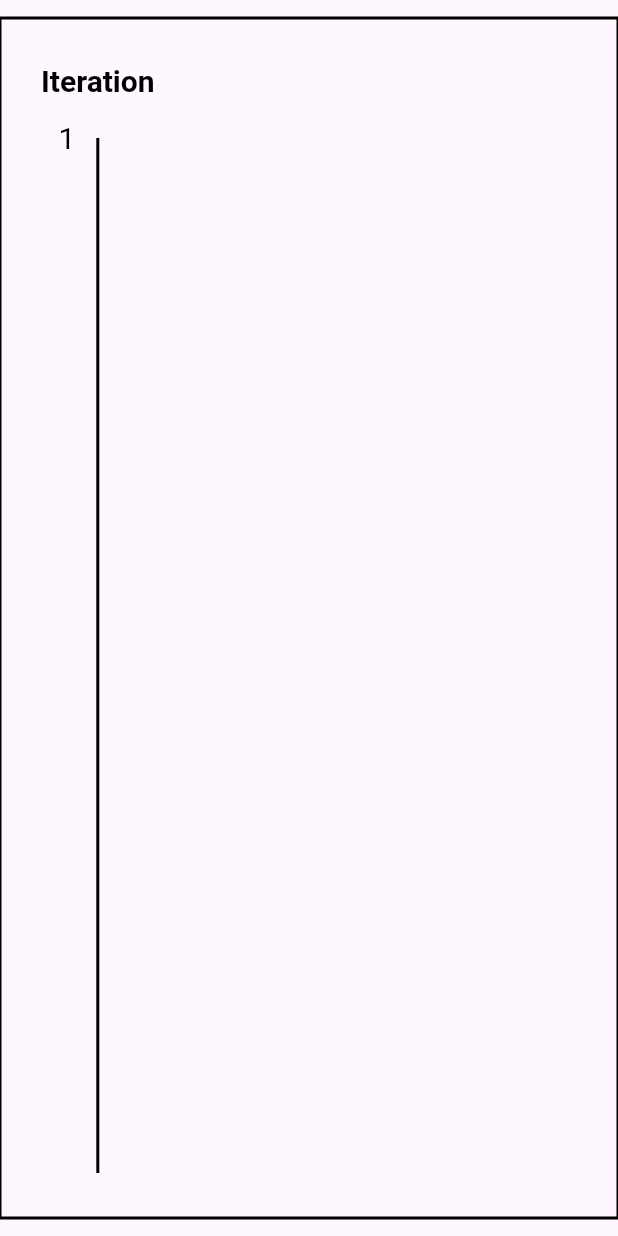
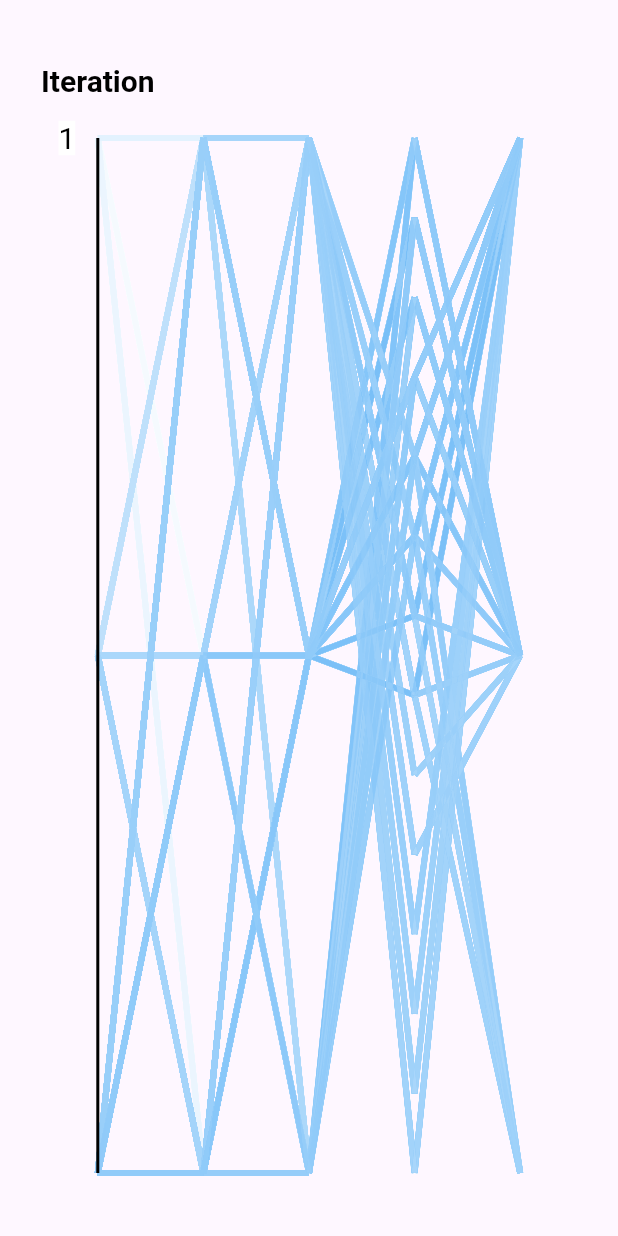
Before and after one commit to ConnectionOuOb/ParaFigure, a Flutter app: the screen it shows after launch, on a phone screen of 412 x 824 dp. Run offline on Flutter 3.47's test engine with Material 3 defaults, Android fonts, the phone set to English and light mode, and no system bars.

Commit message:
Render function

```diff
--- a/lib/painter.dart
+++ b/lib/painter.dart
@@ -1,12 +1,15 @@
+import 'dart:ui';
 import 'package:flutter/material.dart';
 
 class FigPainter extends CustomPainter {
+  final int numLayer;
   final double padding;
   final double paddingParaName;
   final Map<double, List<int>> combinations;
   final Map<String, List<String>> parameters;
 
   FigPainter({
+    required this.numLayer,
     required this.padding,
     required this.paddingParaName,
     required this.combinations,
@@ -15,9 +18,9 @@
 
   @override
   void paint(Canvas canvas, Size size) {
+    _drawLine(canvas, size);
+    _drawAxis(canvas, size);
     _drawBorder(canvas, size);
-    _drawAxis(canvas, size);
-    /*_drawLine(canvas, size);*/
   }
 
   _drawBorder(canvas, size) {
@@ -45,10 +48,10 @@
       textDirection: TextDirection.ltr,
     );
 
+    double verticalStart = paddingParaName + padding;
+    double verticalInterval = size.height - padding * 2 - paddingParaName;
     double horizontalInterval = (size.width - padding * 2) / parameters.keys.length;
     double horizontalPointer = padding + horizontalInterval / 2;
-    double verticalStart = paddingParaName + padding;
-    double verticalInterval = size.height - padding * 2 - paddingParaName;
 
     for (var p in parameters.keys) {
       canvas.drawLine(
@@ -79,11 +82,21 @@
       double paramNamePointer = verticalStart;
 
       for (var paraValue in paramNames) {
+        // draw background of text
         textPainter.text = TextSpan(
           text: paraValue,
           style: const TextStyle(color: Colors.black, fontSize: 20),
         );
         textPainter.layout();
+
+        canvas.drawRect(
+          Rect.fromPoints(
+            Offset(horizontalPointer - textPainter.width - 15, paramNamePointer - textPainter.height / 2),
+            Offset(horizontalPointer - 15, paramNamePointer + textPainter.height / 2),
+          ),
+          Paint()..color = Colors.white,
+        );
+
         textPainter.paint(
           canvas,
           Offset(
@@ -105,13 +118,45 @@
     }
   }
 
-/*
   _drawLine(canvas, size) {
-    var paint = Paint()..color = Colors.blue;
+    int index = 0;
+    double cutoffLayer = numLayer > 0 ? 1 / numLayer : 0;
+    double cutoffIndex = combinations.length / numLayer;
+    double verticalStart = paddingParaName + padding;
+    double verticalInterval = size.height - padding * 2 - paddingParaName;
+    double horizontalInterval = (size.width - padding * 2) / parameters.keys.length;
 
-    for (var inst in instances) {}
+    for (var combination in combinations.entries) {
+      double horizontalPointer = padding + horizontalInterval / 2;
+      List<Offset> points = [];
+
+      for (var paraIndex = 0; paraIndex < parameters.keys.length; paraIndex++) {
+        int numArgs = (parameters[parameters.keys.elementAt(paraIndex)] ?? []).length;
+
+        points.add(
+          Offset(
+            horizontalPointer,
+            verticalStart + verticalInterval / (numArgs - 1) * combination.value[paraIndex],
+          ),
+        );
+
+        horizontalPointer += horizontalInterval;
+      }
+
+      canvas.drawPoints(
+        PointMode.polygon,
+        points,
+        Paint()
+          ..color = Colors.blue.withOpacity(cutoffLayer == 0 ? index / combinations.length : ((index / cutoffIndex).floor() + 1) * cutoffLayer)
+          ..blendMode = BlendMode.srcOut
+          ..style = PaintingStyle.fill
+          ..strokeWidth = 4,
+      );
+
+      index++;
+    }
   }
-*/
+
   @override
   bool shouldRepaint(CustomPainter oldDelegate) => false;
 }
--- a/lib/text2fig.dart
+++ b/lib/text2fig.dart
@@ -4,6 +4,7 @@
 class Text2Figure extends StatefulWidget {
   final int setIndex;
   final int endIndex;
+  final int numLayer;
   final double padding;
   final double paddingParaName;
   final String resource;
@@ -13,6 +14,7 @@
     required this.setIndex,
     required this.endIndex,
     required this.resource,
+    this.numLayer = 0,
     this.padding = 30,
     this.paddingParaName = 50,
   });
@@ -75,6 +77,8 @@
       combinations[double.parse(cols[widget.setIndex])] = classes;
     }
 
+    combinations = Map.fromEntries(combinations.entries.toList()..sort((a, b) => a.key.compareTo(b.key)));
+
     super.initState();
   }
 
@@ -85,6 +89,7 @@
         child: CustomPaint(
           size: const Size(1200, 800),
           painter: FigPainter(
+            numLayer: widget.numLayer,
             padding: widget.padding,
             paddingParaName: widget.paddingParaName,
             combinations: combinations,
```
